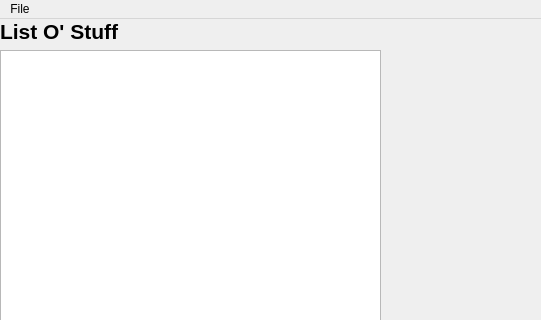
The window that mvc-sandbox/kmvcwindow.ui (fredollinger/kscope-kde4) describes before a commit, drawn with Qt 5; both pictures show x 0 to 541 and y 0 to 320 of the 961 by 794 pixel window.
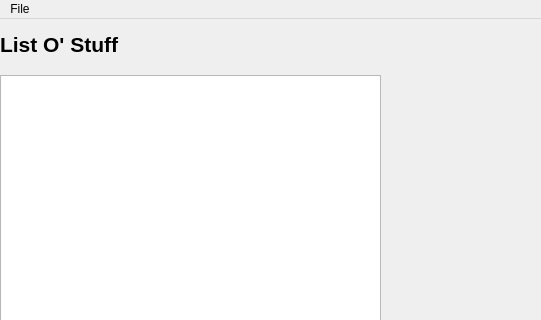
The same window after the commit.

Patch:
```diff
--- a/mvc-sandbox/kmvcwindow.ui
+++ b/mvc-sandbox/kmvcwindow.ui
@@ -16,10 +16,22 @@
     <verstretch>0</verstretch>
    </sizepolicy>
   </property>
+  <property name="minimumSize">
+   <size>
+    <width>100</width>
+    <height>100</height>
+   </size>
+  </property>
   <property name="windowTitle">
    <string>MainWindow</string>
   </property>
   <widget class="QWidget" name="centralwidget">
+   <property name="minimumSize">
+    <size>
+     <width>200</width>
+     <height>200</height>
+    </size>
+   </property>
    <widget class="QWidget" name="verticalLayoutWidget">
     <property name="geometry">
      <rect>
@@ -30,8 +42,17 @@
      </rect>
     </property>
     <layout class="QVBoxLayout" name="verticalLayout">
+     <property name="sizeConstraint">
+      <enum>QLayout::SetMaximumSize</enum>
+     </property>
      <item>
       <widget class="QLabel" name="label">
+       <property name="minimumSize">
+        <size>
+         <width>50</width>
+         <height>50</height>
+        </size>
+       </property>
        <property name="font">
         <font>
          <pointsize>16</pointsize>
@@ -45,7 +66,14 @@
       </widget>
      </item>
      <item>
-      <widget class="QListView" name="listView"/>
+      <widget class="QListView" name="listView">
+       <property name="minimumSize">
+        <size>
+         <width>100</width>
+         <height>100</height>
+        </size>
+       </property>
+      </widget>
      </item>
     </layout>
    </widget>
```
Left out of the diff: 2 changed lines with no effect on the pictures.
